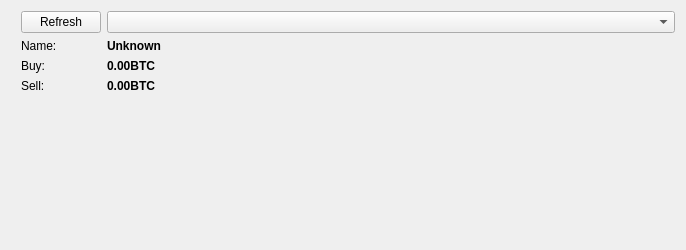
First picture: the form in src/qt/forms/exchangespage.ui, repository b-desconocido/bdc-project, before the edit.
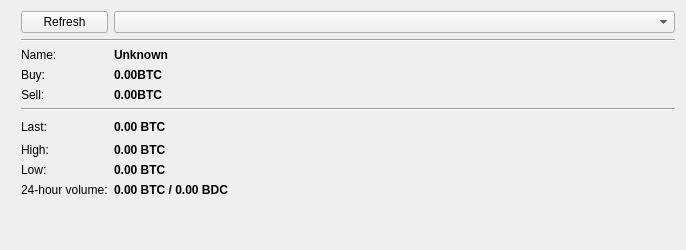
Second picture: the form after the edit.

The edit to the form file:
```diff
--- a/src/qt/forms/exchangespage.ui
+++ b/src/qt/forms/exchangespage.ui
@@ -15,21 +15,11 @@
   </property>
   <layout class="QVBoxLayout" name="verticalLayout">
    <item>
-    <layout class="QFormLayout" name="formLayout">
-     <property name="fieldGrowthPolicy">
-      <enum>QFormLayout::AllNonFixedFieldsGrow</enum>
-     </property>
+    <layout class="QGridLayout" name="gridLayout">
      <property name="leftMargin">
       <number>10</number>
      </property>
-     <item row="1" column="0">
-      <widget class="QPushButton" name="btnRefresh">
-       <property name="text">
-        <string>Refresh</string>
-       </property>
-      </widget>
-     </item>
-     <item row="1" column="1">
+     <item row="0" column="1" colspan="6">
       <widget class="QComboBox" name="cbCurrentExchange">
        <property name="sizePolicy">
         <sizepolicy hsizetype="Preferred" vsizetype="Preferred">
@@ -46,19 +36,96 @@
        <property name="editable">
         <bool>false</bool>
        </property>
-       <property name="currentText">
-        <string/>
+      </widget>
+     </item>
+     <item row="9" column="1" colspan="2">
+      <widget class="QLabel" name="lbl24HVolume">
+       <property name="font">
+        <font>
+         <weight>75</weight>
+         <bold>true</bold>
+        </font>
        </property>
+       <property name="text">
+        <string>0.00 BTC / 0.00 BDC</string>
+       </property>
       </widget>
      </item>
-     <item row="3" column="0">
+     <item row="6" column="1">
+      <widget class="QLabel" name="lblLast">
+       <property name="font">
+        <font>
+         <weight>75</weight>
+         <bold>true</bold>
+        </font>
+       </property>
+       <property name="text">
+        <string>0.00 BTC</string>
+       </property>
+      </widget>
+     </item>
+     <item row="5" column="0" colspan="7">
+      <widget class="Line" name="line">
+       <property name="orientation">
+        <enum>Qt::Horizontal</enum>
+       </property>
+      </widget>
+     </item>
+     <item row="2" column="0">
       <widget class="QLabel" name="label_2">
        <property name="text">
         <string>Name:</string>
        </property>
       </widget>
      </item>
+     <item row="4" column="0">
+      <widget class="QLabel" name="label_4">
+       <property name="text">
+        <string>Sell:</string>
+       </property>
+      </widget>
+     </item>
+     <item row="4" column="1">
+      <widget class="QLabel" name="lblSellPrice">
+       <property name="font">
+        <font>
+         <weight>75</weight>
+         <bold>true</bold>
+        </font>
+       </property>
+       <property name="text">
+        <string>0.00BTC</string>
+       </property>
+      </widget>
+     </item>
      <item row="3" column="1">
+      <widget class="QLabel" name="lblBuyPrice">
+       <property name="font">
+        <font>
+         <weight>75</weight>
+         <bold>true</bold>
+        </font>
+       </property>
+       <property name="text">
+        <string>0.00BTC</string>
+       </property>
+      </widget>
+     </item>
+     <item row="0" column="0">
+      <widget class="QPushButton" name="btnRefresh">
+       <property name="text">
+        <string>Refresh</string>
+       </property>
+      </widget>
+     </item>
+     <item row="6" column="0">
+      <widget class="QLabel" name="label">
+       <property name="text">
+        <string>Last:</string>
+       </property>
+      </widget>
+     </item>
+     <item row="2" column="1" colspan="6">
       <widget class="QLabel" name="lblUrl">
        <property name="font">
         <font>
@@ -74,15 +141,42 @@
        </property>
       </widget>
      </item>
-     <item row="4" column="0">
+     <item row="3" column="0">
       <widget class="QLabel" name="label_3">
        <property name="text">
         <string>Buy:</string>
        </property>
       </widget>
      </item>
-     <item row="4" column="1">
-      <widget class="QLabel" name="lblBuyPrice">
+     <item row="9" column="0">
+      <widget class="QLabel" name="label_5">
+       <property name="text">
+        <string>24-hour volume:</string>
+       </property>
+      </widget>
+     </item>
+     <item row="1" column="0" colspan="7">
+      <widget class="Line" name="line_2">
+       <property name="orientation">
+        <enum>Qt::Horizontal</enum>
+       </property>
+      </widget>
+     </item>
+     <item row="6" column="6">
+      <spacer name="horizontalSpacer">
+       <property name="orientation">
+        <enum>Qt::Horizontal</enum>
+       </property>
+       <property name="sizeHint" stdset="0">
+        <size>
+         <width>40</width>
+         <height>20</height>
+        </size>
+       </property>
+      </spacer>
+     </item>
+     <item row="7" column="1">
+      <widget class="QLabel" name="lblHigh">
        <property name="font">
         <font>
          <weight>75</weight>
@@ -90,19 +184,26 @@
         </font>
        </property>
        <property name="text">
-        <string>0.00BTC</string>
+        <string>0.00 BTC</string>
        </property>
       </widget>
      </item>
-     <item row="5" column="0">
-      <widget class="QLabel" name="label_4">
+     <item row="7" column="0">
+      <widget class="QLabel" name="label_6">
        <property name="text">
-        <string>Sell:</string>
+        <string>High:</string>
        </property>
       </widget>
      </item>
-     <item row="5" column="1">
-      <widget class="QLabel" name="lblSellPrice">
+     <item row="8" column="0">
+      <widget class="QLabel" name="label_8">
+       <property name="text">
+        <string>Low:</string>
+       </property>
+      </widget>
+     </item>
+     <item row="8" column="1">
+      <widget class="QLabel" name="lblLow">
        <property name="font">
         <font>
          <weight>75</weight>
@@ -110,12 +211,25 @@
         </font>
        </property>
        <property name="text">
-        <string>0.00BTC</string>
+        <string>0.00 BTC</string>
        </property>
       </widget>
      </item>
     </layout>
    </item>
+   <item>
+    <spacer name="verticalSpacer">
+     <property name="orientation">
+      <enum>Qt::Vertical</enum>
+     </property>
+     <property name="sizeHint" stdset="0">
+      <size>
+       <width>20</width>
+       <height>40</height>
+      </size>
+     </property>
+    </spacer>
+   </item>
   </layout>
  </widget>
  <resources/>
```
